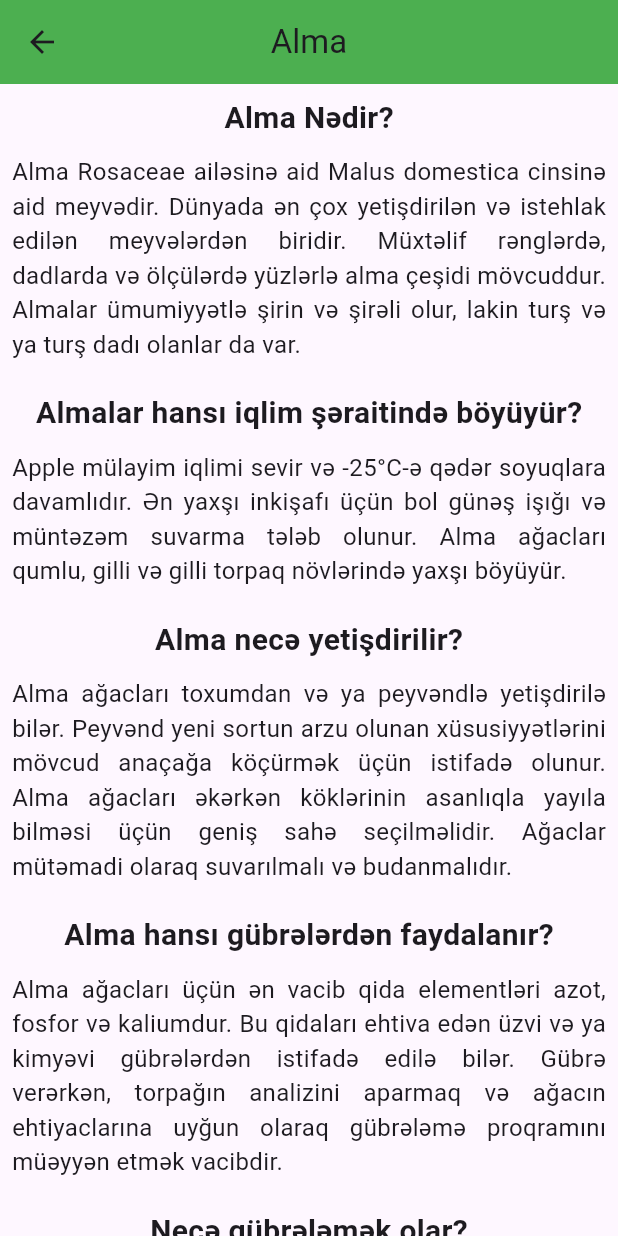
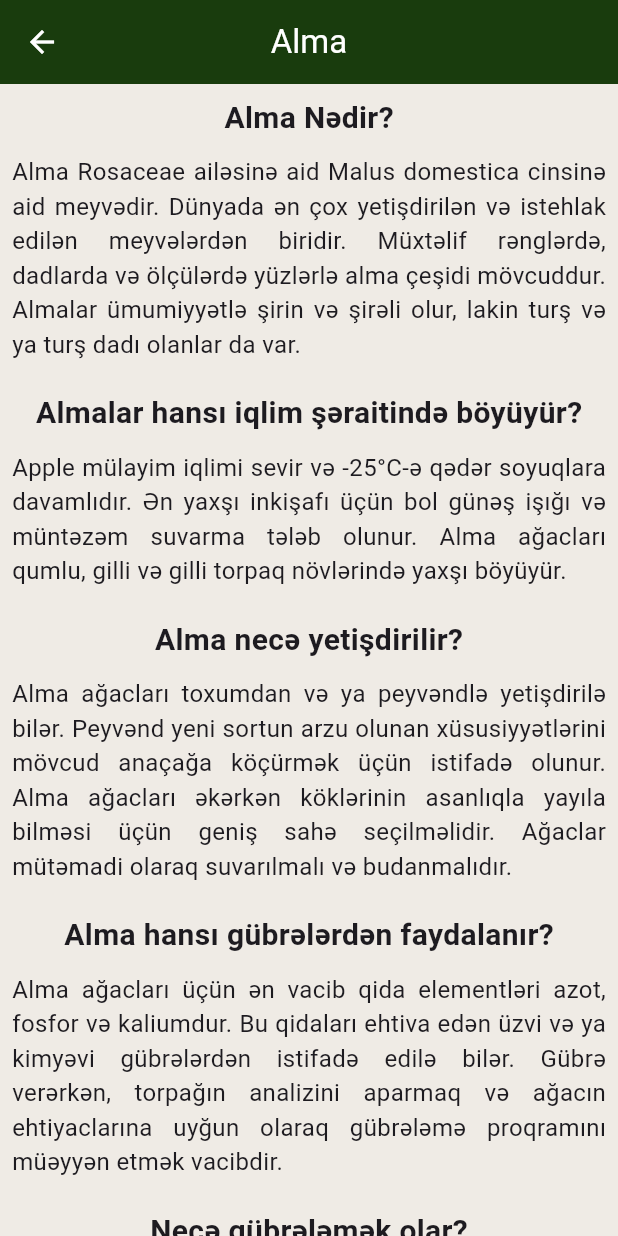
Before and after one commit to sadiqaliyev01/agro_helper, a Flutter app: the screen it shows after launch, after a tap on "Alma", on a phone screen of 412 x 824 dp. Run offline on Flutter 3.47's test engine with Material 3 defaults, Android fonts, the phone set to English and light mode, and no system bars.

Commit message:
- some optimizations

```diff
--- a/lib/constants/app_colors.dart
+++ b/lib/constants/app_colors.dart
@@ -8,4 +8,5 @@ class AppColors{
   static Color green = const Color(0xff193c0d);
   static Color white = Colors.white;
   static Color brown = const Color(0xff958934);
+  static Color screenBackground = const Color(0xffefebe5);
 }
--- a/lib/ui/presentation/apple/apple_screen.dart
+++ b/lib/ui/presentation/apple/apple_screen.dart
@@ -1,5 +1,7 @@
 import 'package:agro_helper/ui/presentation/apple/widgets/apple_info.dart';
 import 'package:flutter/material.dart';
+
+import '../../../constants/app_colors.dart';
 
 class AppleScreen extends StatelessWidget {
   const AppleScreen({super.key});
@@ -8,8 +10,10 @@ class AppleScreen extends StatelessWidget {
   Widget build(BuildContext context) {
     return SafeArea(
       child: Scaffold(
+        backgroundColor: AppColors.screenBackground,
         appBar: AppBar(
-          backgroundColor: Colors.green,
+          foregroundColor: AppColors.white,
+          backgroundColor: AppColors.green,
           title: const Text("Alma"),
           centerTitle: true,
         ),
--- a/lib/ui/presentation/home/home_screen.dart
+++ b/lib/ui/presentation/home/home_screen.dart
@@ -1,3 +1,4 @@
+import 'package:agro_helper/constants/app_colors.dart';
 import 'package:agro_helper/ui/presentation/home/widgets/home_card_items.dart';
 import 'package:flutter/material.dart';
 
@@ -6,8 +7,9 @@ class HomeScreen extends StatelessWidget {
 
   @override
   Widget build(BuildContext context) {
-    return const SafeArea(
+    return SafeArea(
       child: Scaffold(
+        backgroundColor: AppColors.screenBackground,
         body: Column(
           children: [
             Expanded(
--- a/lib/ui/presentation/home/widgets/home_card_items.dart
+++ b/lib/ui/presentation/home/widgets/home_card_items.dart
@@ -6,6 +6,8 @@ import 'package:agro_helper/ui/presentation/strawberry/strawberry_screen.dart';
 import 'package:agro_helper/ui/presentation/tomato/tomato_screen.dart';
 import 'package:flutter/cupertino.dart';
 import 'package:flutter/material.dart';
+
+import '../../../../constants/app_colors.dart';
 
 class HomeCardItems extends StatelessWidget {
   const HomeCardItems({super.key});
@@ -49,11 +51,11 @@ class HomeCardItems extends StatelessWidget {
                 Expanded(
                   child: SizedBox(
                     child: Card(
-                      color: Colors.green,
+                      color: AppColors.green,
                       shape: RoundedRectangleBorder(
                         borderRadius: BorderRadius.circular(20),
                       ),
-                      elevation: 4,
+                      elevation: 10,
                       child: Column(
                         children: [
                           ClipRRect(
--- a/lib/ui/presentation/menu/menu_screen.dart
+++ b/lib/ui/presentation/menu/menu_screen.dart
@@ -1,11 +1,14 @@
 import 'package:flutter/material.dart';
+
+import '../../../constants/app_colors.dart';
 
 class MenuScreen extends StatelessWidget {
   const MenuScreen({super.key});
 
   @override
   Widget build(BuildContext context) {
-    return const Scaffold(
+    return Scaffold(
+      backgroundColor: AppColors.screenBackground,
       body: Text("MENYU"),
     );
   }
--- a/lib/ui/presentation/potato/potato_screen.dart
+++ b/lib/ui/presentation/potato/potato_screen.dart
@@ -1,3 +1,4 @@
+import 'package:agro_helper/constants/app_colors.dart';
 import 'package:agro_helper/ui/presentation/potato/widgets/potato_info.dart';
 import 'package:flutter/material.dart';
 
@@ -8,10 +9,12 @@ class PotatoScreen extends StatelessWidget {
   Widget build(BuildContext context) {
     return SafeArea(
       child: Scaffold(
+        backgroundColor: AppColors.screenBackground,
         appBar: AppBar(
           title: const Text("Kartof"),
           centerTitle: true,
-          backgroundColor: Colors.green,
+          foregroundColor: AppColors.white,
+          backgroundColor: AppColors.green,
         ),
         body: const PotatoInfo(),
       ),
--- a/lib/ui/presentation/strawberry/strawberry_screen.dart
+++ b/lib/ui/presentation/strawberry/strawberry_screen.dart
@@ -1,5 +1,7 @@
 import 'package:agro_helper/ui/presentation/strawberry/widgets/strawberry_info.dart';
 import 'package:flutter/material.dart';
+
+import '../../../constants/app_colors.dart';
 
 class StrawberryScreen extends StatelessWidget {
   const StrawberryScreen({super.key});
@@ -8,10 +10,12 @@ class StrawberryScreen extends StatelessWidget {
   Widget build(BuildContext context) {
     return SafeArea(
       child: Scaffold(
+        backgroundColor: AppColors.screenBackground,
         appBar: AppBar(
+          foregroundColor: AppColors.white,
+          backgroundColor: AppColors.green,
           title: const Text("Çiyələk"),
           centerTitle: true,
-          backgroundColor: Colors.green,
         ),
         body: const Column(
           children: [
--- a/lib/ui/presentation/tomato/tomato_screen.dart
+++ b/lib/ui/presentation/tomato/tomato_screen.dart
@@ -1,5 +1,7 @@
 import 'package:agro_helper/ui/presentation/tomato/widgets/tomato_info.dart';
 import 'package:flutter/material.dart';
+
+import '../../../constants/app_colors.dart';
 
 class TomatoScreen extends StatelessWidget {
   const TomatoScreen({super.key});
@@ -8,10 +10,12 @@ class TomatoScreen extends StatelessWidget {
   Widget build(BuildContext context) {
     return SafeArea(
       child: Scaffold(
+        backgroundColor: AppColors.screenBackground,
         appBar: AppBar(
           title: const Text("Pomidor"),
           centerTitle: true,
-          backgroundColor: Colors.green,
+          foregroundColor: AppColors.white,
+          backgroundColor: AppColors.green,
         ),
         body: const Column(
           children: [
--- a/lib/ui/presentation/upload/upload_screen.dart
+++ b/lib/ui/presentation/upload/upload_screen.dart
@@ -1,4 +1,6 @@
 import 'package:flutter/material.dart';
+
+import '../../../constants/app_colors.dart';
 
 class UploadScreen extends StatelessWidget {
   const UploadScreen({super.key});
@@ -6,6 +8,7 @@ class UploadScreen extends StatelessWidget {
   @override
   Widget build(BuildContext context) {
     return Scaffold(
+      backgroundColor: AppColors.screenBackground,
       body: Text("UPLOAD"),
     );
   }
```
Also changed, not shown: lib/ui/presentation/profile/profile_screen.dart (+6 -1 lines).
